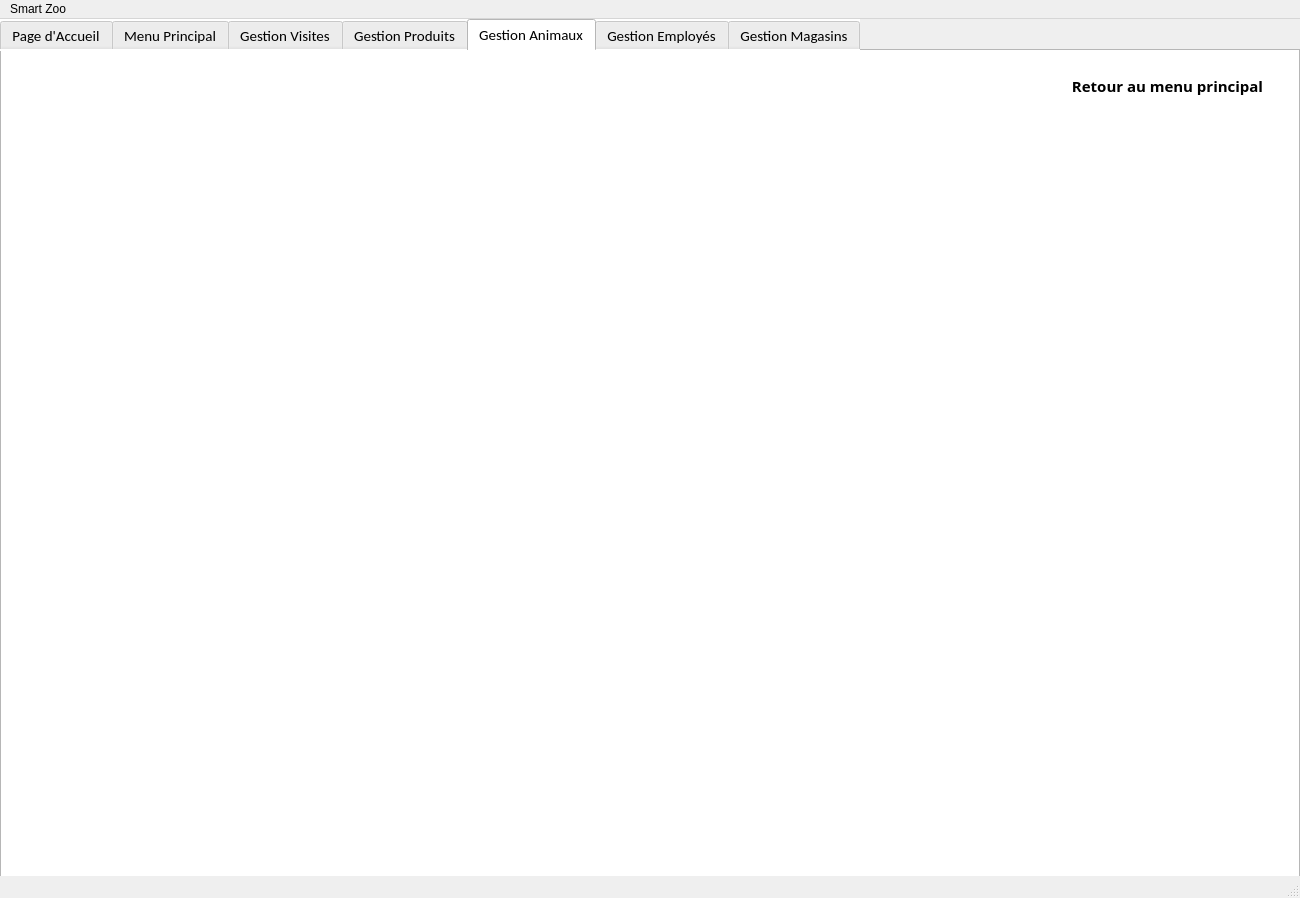
Old version of the form intégration/mainwindow.ui in the repository SarraGha/Smart_Park_2A19.
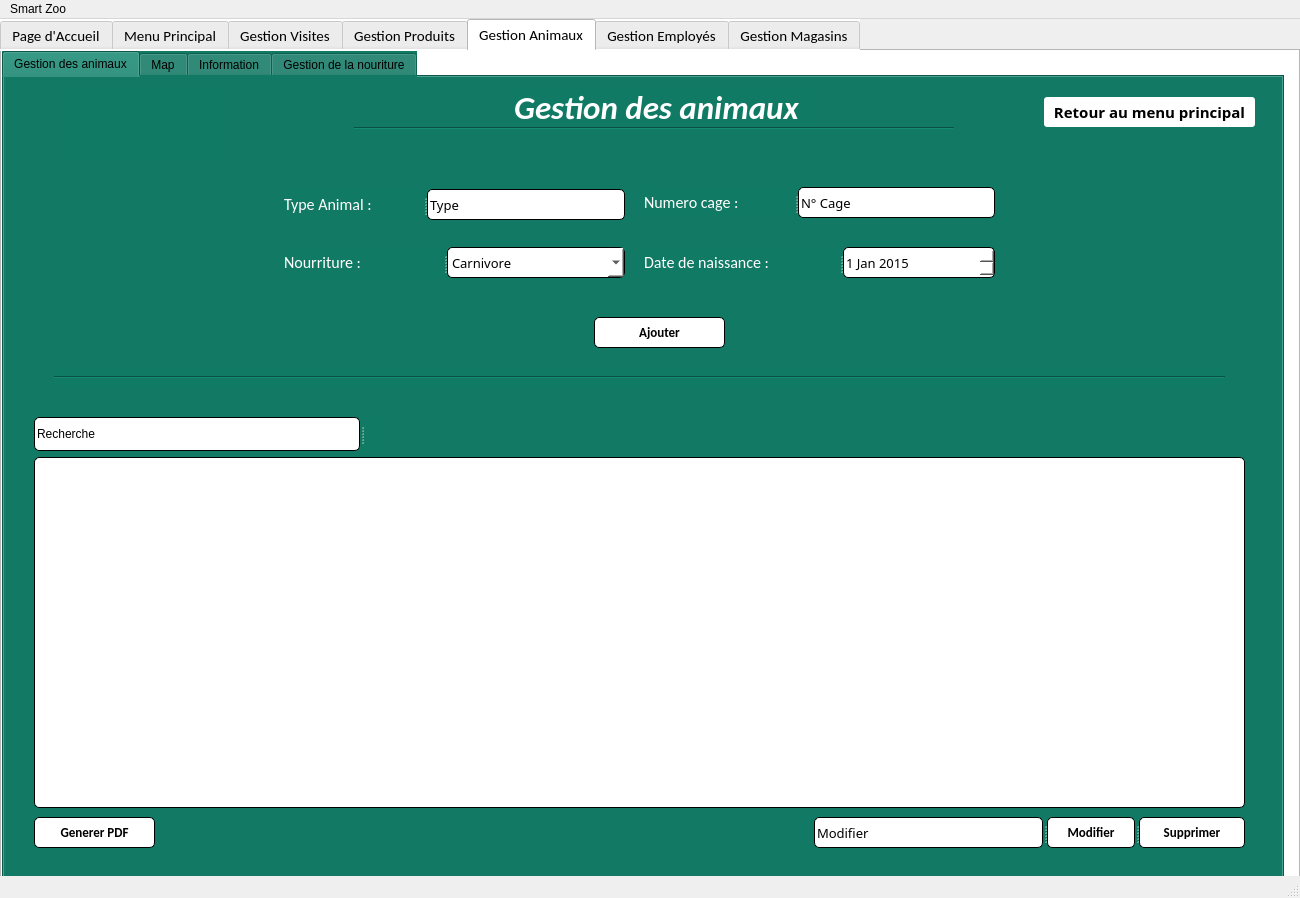
New version of the form. The open tabs and pages were chosen to show the change. Icons and pictures are not drawn.

Commit message: Integration graphique + visite + produit + animaux

Diff of the .ui file:
```diff
--- a/intégration/mainwindow.ui
+++ b/intégration/mainwindow.ui
@@ -2501,43 +2501,972 @@
      <attribute name="title">
       <string>Gestion Animaux</string>
      </attribute>
-     <widget class="QPushButton" name="pushButton_Retour_A">
+     <widget class="QTabWidget" name="tabWidget_2">
       <property name="geometry">
        <rect>
-        <x>1060</x>
-        <y>20</y>
-        <width>211</width>
-        <height>30</height>
+        <x>0</x>
+        <y>0</y>
+        <width>1282</width>
+        <height>839</height>
        </rect>
       </property>
-      <property name="font">
-       <font>
-        <family>Calibri Light</family>
-        <pointsize>11</pointsize>
-        <weight>75</weight>
-        <bold>true</bold>
-       </font>
-      </property>
-      <property name="cursor">
-       <cursorShape>PointingHandCursor</cursorShape>
-      </property>
       <property name="styleSheet">
-       <string notr="true">background-color: rgb(255, 255, 255);
+       <string notr="true">background-color: rgb(17, 122, 101);
+</string>
+      </property>
+      <property name="currentIndex">
+       <number>0</number>
+      </property>
+      <widget class="QWidget" name="tab_animuax">
+       <attribute name="title">
+        <string>Gestion des animaux</string>
+       </attribute>
+       <widget class="QGroupBox" name="groupBox">
+        <property name="geometry">
+         <rect>
+          <x>0</x>
+          <y>-60</y>
+          <width>1282</width>
+          <height>861</height>
+         </rect>
+        </property>
+        <property name="styleSheet">
+         <string notr="true">background-color: rgb(17, 122, 101);
+</string>
+        </property>
+        <property name="title">
+         <string/>
+        </property>
+        <widget class="QPushButton" name="Ajout_Button">
+         <property name="geometry">
+          <rect>
+           <x>590</x>
+           <y>300</y>
+           <width>131</width>
+           <height>31</height>
+          </rect>
+         </property>
+         <property name="font">
+          <font>
+           <family>Calibri</family>
+           <pointsize>10</pointsize>
+           <weight>75</weight>
+           <bold>true</bold>
+          </font>
+         </property>
+         <property name="toolTip">
+          <string>&lt;property name=&quot;icon&quot;&gt;
+          &lt;iconset resource=&quot;ressources.qrc&quot;&gt;
+           &lt;normaloff&gt;:/ressources/pdf.png&lt;/normaloff&gt;:/ressources/pdf.png&lt;/iconset&gt;
+         &lt;/property&gt;</string>
+         </property>
+         <property name="whatsThis">
+          <string>&lt;html&gt;&lt;head/&gt;&lt;body&gt;&lt;p&gt;&lt;img src=&quot;:/ressources/+.png&quot;/&gt;Ajouter&lt;/p&gt;&lt;/body&gt;&lt;/html&gt;</string>
+         </property>
+         <property name="styleSheet">
+          <string notr="true">background-color: rgb(255, 255, 255);
+border: 1px solid black;
+border-radius: 5px;</string>
+         </property>
+         <property name="text">
+          <string>Ajouter</string>
+         </property>
+         <property name="icon">
+          <iconset resource="ressources.qrc">
+           <normaloff>:/ressources/+.png</normaloff>:/ressources/+.png</iconset>
+         </property>
+         <property name="iconSize">
+          <size>
+           <width>20</width>
+           <height>20</height>
+          </size>
+         </property>
+        </widget>
+        <widget class="QLabel" name="label_6">
+         <property name="geometry">
+          <rect>
+           <x>510</x>
+           <y>70</y>
+           <width>301</width>
+           <height>41</height>
+          </rect>
+         </property>
+         <property name="font">
+          <font>
+           <family>Calibri</family>
+           <pointsize>25</pointsize>
+           <weight>75</weight>
+           <italic>true</italic>
+           <bold>true</bold>
+          </font>
+         </property>
+         <property name="styleSheet">
+          <string notr="true">color: rgb(255, 255, 255);</string>
+         </property>
+         <property name="text">
+          <string>Gestion des animaux</string>
+         </property>
+        </widget>
+        <widget class="QSplitter" name="splitter_4">
+         <property name="geometry">
+          <rect>
+           <x>10</x>
+           <y>20</y>
+           <width>1261</width>
+           <height>20</height>
+          </rect>
+         </property>
+         <property name="sizePolicy">
+          <sizepolicy hsizetype="Expanding" vsizetype="Expanding">
+           <horstretch>3</horstretch>
+           <verstretch>0</verstretch>
+          </sizepolicy>
+         </property>
+         <property name="orientation">
+          <enum>Qt::Horizontal</enum>
+         </property>
+        </widget>
+        <widget class="QTableView" name="tab_animaux">
+         <property name="geometry">
+          <rect>
+           <x>30</x>
+           <y>440</y>
+           <width>1211</width>
+           <height>351</height>
+          </rect>
+         </property>
+         <property name="styleSheet">
+          <string notr="true">background-color: rgb(255, 255, 255);
+border: 1px solid black;
+border-radius: 5px;</string>
+         </property>
+        </widget>
+        <widget class="QSplitter" name="splitter_5">
+         <property name="geometry">
+          <rect>
+           <x>810</x>
+           <y>800</y>
+           <width>431</width>
+           <height>31</height>
+          </rect>
+         </property>
+         <property name="orientation">
+          <enum>Qt::Horizontal</enum>
+         </property>
+         <widget class="QLineEdit" name="Modify">
+          <property name="font">
+           <font>
+            <family>Calibri Light</family>
+            <pointsize>10</pointsize>
+           </font>
+          </property>
+          <property name="styleSheet">
+           <string notr="true">background-color: rgb(255, 255, 255);
+border: 1px solid black;
+border-radius: 5px;</string>
+          </property>
+          <property name="text">
+           <string>Modifier</string>
+          </property>
+         </widget>
+         <widget class="QSplitter" name="splitter_6">
+          <property name="orientation">
+           <enum>Qt::Horizontal</enum>
+          </property>
+          <widget class="QPushButton" name="Edit_Button">
+           <property name="font">
+            <font>
+             <family>Calibri</family>
+             <pointsize>10</pointsize>
+             <weight>75</weight>
+             <bold>true</bold>
+            </font>
+           </property>
+           <property name="styleSheet">
+            <string notr="true">background-color: rgb(255, 255, 255);
+border: 1px solid black;
+border-radius: 5px;
+</string>
+           </property>
+           <property name="text">
+            <string>Modifier</string>
+           </property>
+           <property name="icon">
+            <iconset resource="ressources.qrc">
+             <normaloff>:/ressources/mise à jour.png</normaloff>:/ressources/mise à jour.png</iconset>
+           </property>
+           <property name="iconSize">
+            <size>
+             <width>20</width>
+             <height>20</height>
+            </size>
+           </property>
+          </widget>
+          <widget class="QPushButton" name="Del_Button">
+           <property name="font">
+            <font>
+             <family>Calibri</family>
+             <pointsize>10</pointsize>
+             <weight>75</weight>
+             <bold>true</bold>
+            </font>
+           </property>
+           <property name="styleSheet">
+            <string notr="true">background-color: rgb(255, 255, 255);
+border: 1px solid black;
+border-radius: 5px;</string>
+           </property>
+           <property name="text">
+            <string>Supprimer</string>
+           </property>
+           <property name="icon">
+            <iconset resource="ressources.qrc">
+             <normaloff>:/ressources/-.png</normaloff>:/ressources/-.png</iconset>
+           </property>
+           <property name="iconSize">
+            <size>
+             <width>20</width>
+             <height>20</height>
+            </size>
+           </property>
+          </widget>
+         </widget>
+        </widget>
+        <widget class="QPushButton" name="Genpdf">
+         <property name="geometry">
+          <rect>
+           <x>30</x>
+           <y>800</y>
+           <width>121</width>
+           <height>31</height>
+          </rect>
+         </property>
+         <property name="font">
+          <font>
+           <family>Calibri</family>
+           <pointsize>10</pointsize>
+           <weight>75</weight>
+           <bold>true</bold>
+          </font>
+         </property>
+         <property name="styleSheet">
+          <string notr="true">background-color: rgb(255, 255, 255);
+border: 1px solid black;
+border-radius: 5px;
+</string>
+         </property>
+         <property name="text">
+          <string>Generer PDF</string>
+         </property>
+         <property name="icon">
+          <iconset resource="ressources.qrc">
+           <normaloff>:/ressources/pdf.png</normaloff>:/ressources/pdf.png</iconset>
+         </property>
+         <property name="iconSize">
+          <size>
+           <width>30</width>
+           <height>30</height>
+          </size>
+         </property>
+        </widget>
+        <widget class="QPushButton" name="pushButton_Retour_A">
+         <property name="geometry">
+          <rect>
+           <x>1040</x>
+           <y>80</y>
+           <width>211</width>
+           <height>30</height>
+          </rect>
+         </property>
+         <property name="font">
+          <font>
+           <family>Calibri Light</family>
+           <pointsize>11</pointsize>
+           <weight>75</weight>
+           <bold>true</bold>
+          </font>
+         </property>
+         <property name="cursor">
+          <cursorShape>PointingHandCursor</cursorShape>
+         </property>
+         <property name="styleSheet">
+          <string notr="true">background-color: rgb(255, 255, 255);
 border-radius: 3px;
 </string>
-      </property>
-      <property name="text">
-       <string>Retour au menu principal</string>
-      </property>
-      <property name="iconSize">
-       <size>
-        <width>20</width>
-        <height>20</height>
-       </size>
-      </property>
-      <property name="flat">
-       <bool>false</bool>
-      </property>
+         </property>
+         <property name="text">
+          <string>Retour au menu principal</string>
+         </property>
+         <property name="icon">
+          <iconset resource="ressources.qrc">
+           <normaloff>:/ressources/retour.png</normaloff>:/ressources/retour.png</iconset>
+         </property>
+         <property name="iconSize">
+          <size>
+           <width>20</width>
+           <height>20</height>
+          </size>
+         </property>
+         <property name="flat">
+          <bool>false</bool>
+         </property>
+        </widget>
+        <widget class="Line" name="line1_2">
+         <property name="geometry">
+          <rect>
+           <x>350</x>
+           <y>110</y>
+           <width>600</width>
+           <height>3</height>
+          </rect>
+         </property>
+         <property name="orientation">
+          <enum>Qt::Horizontal</enum>
+         </property>
+        </widget>
+        <widget class="QLabel" name="logo_V_2">
+         <property name="geometry">
+          <rect>
+           <x>60</x>
+           <y>70</y>
+           <width>161</width>
+           <height>71</height>
+          </rect>
+         </property>
+         <property name="styleSheet">
+          <string notr="true">
+border-radius: 5px;</string>
+         </property>
+         <property name="text">
+          <string/>
+         </property>
+         <property name="pixmap">
+          <pixmap resource="ressources.qrc">:/ressources/logo_App.png</pixmap>
+         </property>
+        </widget>
+        <widget class="QSplitter" name="splitter_3">
+         <property name="geometry">
+          <rect>
+           <x>280</x>
+           <y>230</y>
+           <width>341</width>
+           <height>31</height>
+          </rect>
+         </property>
+         <property name="orientation">
+          <enum>Qt::Horizontal</enum>
+         </property>
+         <widget class="QLabel" name="label_9">
+          <property name="font">
+           <font>
+            <family>Calibri</family>
+            <pointsize>12</pointsize>
+            <weight>50</weight>
+            <bold>false</bold>
+           </font>
+          </property>
+          <property name="styleSheet">
+           <string notr="true">color: rgb(255, 255, 255);</string>
+          </property>
+          <property name="text">
+           <string>Nourriture :</string>
+          </property>
+         </widget>
+         <widget class="QComboBox" name="Nourriture">
+          <property name="font">
+           <font>
+            <family>Calibri Light</family>
+            <pointsize>10</pointsize>
+           </font>
+          </property>
+          <property name="styleSheet">
+           <string notr="true">background-color: rgb(255, 255, 255);
+border: 1px solid black;
+border-radius: 5px;</string>
+          </property>
+          <item>
+           <property name="text">
+            <string>Carnivore</string>
+           </property>
+          </item>
+          <item>
+           <property name="text">
+            <string>Herbivores</string>
+           </property>
+          </item>
+          <item>
+           <property name="text">
+            <string>Omnivores</string>
+           </property>
+          </item>
+         </widget>
+        </widget>
+        <widget class="QSplitter" name="splitter_10">
+         <property name="geometry">
+          <rect>
+           <x>640</x>
+           <y>170</y>
+           <width>351</width>
+           <height>31</height>
+          </rect>
+         </property>
+         <property name="orientation">
+          <enum>Qt::Horizontal</enum>
+         </property>
+         <widget class="QLabel" name="label_8">
+          <property name="font">
+           <font>
+            <family>Calibri</family>
+            <pointsize>12</pointsize>
+            <weight>50</weight>
+            <bold>false</bold>
+           </font>
+          </property>
+          <property name="styleSheet">
+           <string notr="true">color: rgb(255, 255, 255);</string>
+          </property>
+          <property name="text">
+           <string>Numero cage :</string>
+          </property>
+         </widget>
+         <widget class="QLineEdit" name="NumCage">
+          <property name="font">
+           <font>
+            <family>Calibri Light</family>
+            <pointsize>10</pointsize>
+           </font>
+          </property>
+          <property name="styleSheet">
+           <string notr="true">background-color: rgb(255, 255, 255);
+border: 1px solid black;
+border-radius: 5px;
+</string>
+          </property>
+          <property name="text">
+           <string>N° Cage</string>
+          </property>
+         </widget>
+        </widget>
+        <widget class="QSplitter" name="splitter_2">
+         <property name="geometry">
+          <rect>
+           <x>640</x>
+           <y>230</y>
+           <width>351</width>
+           <height>31</height>
+          </rect>
+         </property>
+         <property name="orientation">
+          <enum>Qt::Horizontal</enum>
+         </property>
+         <widget class="QLabel" name="label_7">
+          <property name="font">
+           <font>
+            <family>Calibri</family>
+            <pointsize>12</pointsize>
+            <weight>50</weight>
+            <bold>false</bold>
+           </font>
+          </property>
+          <property name="styleSheet">
+           <string notr="true">color: rgb(255, 255, 255);</string>
+          </property>
+          <property name="text">
+           <string>Date de naissance :</string>
+          </property>
+         </widget>
+         <widget class="QDateEdit" name="Date">
+          <property name="font">
+           <font>
+            <family>Calibri Light</family>
+            <pointsize>10</pointsize>
+           </font>
+          </property>
+          <property name="styleSheet">
+           <string notr="true">background-color: rgb(255, 255, 255);
+border: 1px solid black;
+border-radius: 5px;
+</string>
+          </property>
+          <property name="dateTime">
+           <datetime>
+            <hour>0</hour>
+            <minute>0</minute>
+            <second>0</second>
+            <year>2015</year>
+            <month>1</month>
+            <day>1</day>
+           </datetime>
+          </property>
+         </widget>
+        </widget>
+        <widget class="QSplitter" name="splitter_11">
+         <property name="geometry">
+          <rect>
+           <x>280</x>
+           <y>172</y>
+           <width>341</width>
+           <height>31</height>
+          </rect>
+         </property>
+         <property name="orientation">
+          <enum>Qt::Horizontal</enum>
+         </property>
+         <widget class="QLabel" name="label_10">
+          <property name="font">
+           <font>
+            <family>Calibri</family>
+            <pointsize>12</pointsize>
+            <weight>50</weight>
+            <bold>false</bold>
+           </font>
+          </property>
+          <property name="styleSheet">
+           <string notr="true">color: rgb(255, 255, 255);</string>
+          </property>
+          <property name="text">
+           <string>Type Animal :</string>
+          </property>
+         </widget>
+         <widget class="QLineEdit" name="TypeAnimal">
+          <property name="font">
+           <font>
+            <family>Calibri Light</family>
+            <pointsize>10</pointsize>
+           </font>
+          </property>
+          <property name="styleSheet">
+           <string notr="true">background-color: rgb(255, 255, 255);
+border: 1px solid black;
+border-radius: 5px;
+</string>
+          </property>
+          <property name="text">
+           <string>Type</string>
+          </property>
+         </widget>
+        </widget>
+        <widget class="Line" name="line_2_V_2">
+         <property name="geometry">
+          <rect>
+           <x>50</x>
+           <y>350</y>
+           <width>1171</width>
+           <height>20</height>
+          </rect>
+         </property>
+         <property name="orientation">
+          <enum>Qt::Horizontal</enum>
+         </property>
+        </widget>
+        <widget class="QSplitter" name="splitter_12">
+         <property name="geometry">
+          <rect>
+           <x>30</x>
+           <y>400</y>
+           <width>351</width>
+           <height>34</height>
+          </rect>
+         </property>
+         <property name="orientation">
+          <enum>Qt::Horizontal</enum>
+         </property>
+         <widget class="QLineEdit" name="Rech">
+          <property name="styleSheet">
+           <string notr="true">background-color: rgb(255, 255, 255);
+border: 1px solid black;
+border-radius: 5px;</string>
+          </property>
+          <property name="text">
+           <string>Recherche</string>
+          </property>
+         </widget>
+         <widget class="QLabel" name="label_3">
+          <property name="styleSheet">
+           <string notr="true">background-color: rgba(240, 240, 240, 0);</string>
+          </property>
+          <property name="text">
+           <string/>
+          </property>
+          <property name="pixmap">
+           <pixmap resource="ressources.qrc">:/ressources/recherchePetit.png</pixmap>
+          </property>
+         </widget>
+        </widget>
+        <zorder>Rech</zorder>
+        <zorder>label_6</zorder>
+        <zorder>layoutWidget_5</zorder>
+        <zorder>layoutWidget_6</zorder>
+        <zorder>layoutWidget_7</zorder>
+        <zorder>layoutWidget_8</zorder>
+        <zorder>splitter_4</zorder>
+        <zorder>tab_animaux</zorder>
+        <zorder>splitter_5</zorder>
+        <zorder>Genpdf</zorder>
+        <zorder>pushButton_Retour_A</zorder>
+        <zorder>line1_2</zorder>
+        <zorder>logo_V_2</zorder>
+        <zorder>label_3</zorder>
+        <zorder>splitter_3</zorder>
+        <zorder>splitter_10</zorder>
+        <zorder>splitter_2</zorder>
+        <zorder>splitter_11</zorder>
+        <zorder>Ajout_Button</zorder>
+        <zorder>line_2_V_2</zorder>
+       </widget>
+      </widget>
+      <widget class="QWidget" name="tab_map">
+       <attribute name="title">
+        <string>Map</string>
+       </attribute>
+       <widget class="QGraphicsView" name="Map">
+        <property name="geometry">
+         <rect>
+          <x>20</x>
+          <y>60</y>
+          <width>1241</width>
+          <height>731</height>
+         </rect>
+        </property>
+        <property name="styleSheet">
+         <string notr="true">border: 1px solid black;
+border-radius: 5px;</string>
+        </property>
+       </widget>
+       <widget class="QSplitter" name="splitter_7">
+        <property name="geometry">
+         <rect>
+          <x>50</x>
+          <y>19</y>
+          <width>361</width>
+          <height>31</height>
+         </rect>
+        </property>
+        <property name="orientation">
+         <enum>Qt::Horizontal</enum>
+        </property>
+        <widget class="QLabel" name="label_11">
+         <property name="font">
+          <font>
+           <family>Calibri</family>
+           <pointsize>16</pointsize>
+           <weight>75</weight>
+           <bold>true</bold>
+          </font>
+         </property>
+         <property name="styleSheet">
+          <string notr="true">color: rgb(255, 255, 255);</string>
+         </property>
+         <property name="text">
+          <string>Num° Cage :</string>
+         </property>
+        </widget>
+        <widget class="QLineEdit" name="numCage">
+         <property name="styleSheet">
+          <string notr="true">background-color: rgb(255, 255, 255);
+border: 1px solid black;
+border-radius: 5px;</string>
+         </property>
+        </widget>
+       </widget>
+       <widget class="QPushButton" name="RechCage">
+        <property name="geometry">
+         <rect>
+          <x>420</x>
+          <y>20</y>
+          <width>121</width>
+          <height>31</height>
+         </rect>
+        </property>
+        <property name="font">
+         <font>
+          <family>Calibri</family>
+          <pointsize>10</pointsize>
+          <weight>75</weight>
+          <bold>true</bold>
+         </font>
+        </property>
+        <property name="styleSheet">
+         <string notr="true">background-color: rgb(255, 255, 255);
+border: 1px solid black;
+border-radius: 5px;</string>
+        </property>
+        <property name="text">
+         <string>Rechercher</string>
+        </property>
+        <property name="icon">
+         <iconset resource="ressources.qrc">
+          <normaloff>:/ressources/recherchePetit.png</normaloff>:/ressources/recherchePetit.png</iconset>
+        </property>
+        <property name="iconSize">
+         <size>
+          <width>20</width>
+          <height>20</height>
+         </size>
+        </property>
+       </widget>
+       <widget class="QLabel" name="logo_V_5">
+        <property name="geometry">
+         <rect>
+          <x>30</x>
+          <y>70</y>
+          <width>151</width>
+          <height>61</height>
+         </rect>
+        </property>
+        <property name="styleSheet">
+         <string notr="true"/>
+        </property>
+        <property name="text">
+         <string/>
+        </property>
+        <property name="pixmap">
+         <pixmap resource="ressources.qrc">:/ressources/logo_App.png</pixmap>
+        </property>
+       </widget>
+      </widget>
+      <widget class="QWidget" name="tab_4">
+       <attribute name="title">
+        <string>Information</string>
+       </attribute>
+       <widget class="QListWidget" name="infoList">
+        <property name="geometry">
+         <rect>
+          <x>20</x>
+          <y>160</y>
+          <width>1261</width>
+          <height>631</height>
+         </rect>
+        </property>
+        <property name="styleSheet">
+         <string notr="true">background-color: rgb(255, 255, 255);
+border: 1px solid black;
+border-radius: 5px;</string>
+        </property>
+       </widget>
+       <widget class="Line" name="line1_3">
+        <property name="geometry">
+         <rect>
+          <x>320</x>
+          <y>110</y>
+          <width>600</width>
+          <height>3</height>
+         </rect>
+        </property>
+        <property name="orientation">
+         <enum>Qt::Horizontal</enum>
+        </property>
+       </widget>
+       <widget class="QLabel" name="logo_V_3">
+        <property name="geometry">
+         <rect>
+          <x>40</x>
+          <y>10</y>
+          <width>161</width>
+          <height>71</height>
+         </rect>
+        </property>
+        <property name="styleSheet">
+         <string notr="true">
+border-radius: 5px;</string>
+        </property>
+        <property name="text">
+         <string/>
+        </property>
+        <property name="pixmap">
+         <pixmap resource="ressources.qrc">:/ressources/logo_App.png</pixmap>
+        </property>
+       </widget>
+       <widget class="QSplitter" name="splitter_13">
+        <property name="geometry">
+         <rect>
+          <x>420</x>
+          <y>60</y>
+          <width>401</width>
+          <height>34</height>
+         </rect>
+        </property>
+        <property name="orientation">
+         <enum>Qt::Horizontal</enum>
+        </property>
+        <widget class="QSplitter" name="splitter">
+         <property name="orientation">
+          <enum>Qt::Horizontal</enum>
+         </property>
+         <widget class="QLabel" name="label_2">
+          <property name="font">
+           <font>
+            <family>Calibri</family>
+            <pointsize>16</pointsize>
+            <weight>75</weight>
+            <bold>true</bold>
+           </font>
+          </property>
+          <property name="styleSheet">
+           <string notr="true">color: rgb(255, 255, 255);</string>
+          </property>
+          <property name="text">
+           <string>Animal :</string>
+          </property>
+         </widget>
+         <widget class="QLineEdit" name="infoSerarch">
+          <property name="styleSheet">
+           <string notr="true">background-color: rgb(255, 255, 255);
+border: 1px solid black;
+border-radius: 5px;</string>
+          </property>
+         </widget>
+        </widget>
+        <widget class="QLabel" name="label_4">
+         <property name="styleSheet">
+          <string notr="true">background-color: rgba(240, 240, 240, 0);</string>
+         </property>
+         <property name="text">
+          <string/>
+         </property>
+         <property name="pixmap">
+          <pixmap resource="ressources.qrc">:/ressources/recherchePetit.png</pixmap>
+         </property>
+        </widget>
+       </widget>
+      </widget>
+      <widget class="QWidget" name="tab_5">
+       <attribute name="title">
+        <string>Gestion de la nouriture</string>
+       </attribute>
+       <widget class="QTableView" name="Tab_repas">
+        <property name="geometry">
+         <rect>
+          <x>40</x>
+          <y>110</y>
+          <width>1221</width>
+          <height>681</height>
+         </rect>
+        </property>
+        <property name="styleSheet">
+         <string notr="true">background-color: rgb(255, 255, 255);
+border: 1px solid black;
+border-radius: 5px;</string>
+        </property>
+       </widget>
+       <widget class="QSplitter" name="splitter_9">
+        <property name="geometry">
+         <rect>
+          <x>200</x>
+          <y>40</y>
+          <width>801</width>
+          <height>31</height>
+         </rect>
+        </property>
+        <property name="orientation">
+         <enum>Qt::Horizontal</enum>
+        </property>
+        <widget class="QSplitter" name="splitter_8">
+         <property name="orientation">
+          <enum>Qt::Horizontal</enum>
+         </property>
+         <widget class="QLabel" name="label_12">
+          <property name="font">
+           <font>
+            <family>Calibri</family>
+            <pointsize>14</pointsize>
+            <weight>75</weight>
+            <bold>true</bold>
+           </font>
+          </property>
+          <property name="styleSheet">
+           <string notr="true">color: rgb(255, 255, 255);</string>
+          </property>
+          <property name="text">
+           <string>ID de l'animal :</string>
+          </property>
+         </widget>
+         <widget class="QLineEdit" name="lineEdit_id_A">
+          <property name="styleSheet">
+           <string notr="true">background-color: rgb(255, 255, 255);
+border: 1px solid black;
+border-radius: 5px;</string>
+          </property>
+         </widget>
+        </widget>
+        <widget class="QPushButton" name="AjouterRepas">
+         <property name="font">
+          <font>
+           <family>Calibri</family>
+           <pointsize>10</pointsize>
+           <weight>75</weight>
+           <bold>true</bold>
+          </font>
+         </property>
+         <property name="styleSheet">
+          <string notr="true">background-color: rgb(255, 255, 255);
+border: 1px solid black;
+border-radius: 5px;</string>
+         </property>
+         <property name="text">
+          <string>Ajouter repas</string>
+         </property>
+         <property name="icon">
+          <iconset resource="ressources.qrc">
+           <normaloff>:/ressources/+.png</normaloff>:/ressources/+.png</iconset>
+         </property>
+         <property name="iconSize">
+          <size>
+           <width>20</width>
+           <height>20</height>
+          </size>
+         </property>
+        </widget>
+        <widget class="QPushButton" name="SuppRepas">
+         <property name="font">
+          <font>
+           <family>Calibri</family>
+           <pointsize>10</pointsize>
+           <weight>75</weight>
+           <bold>true</bold>
+          </font>
+         </property>
+         <property name="styleSheet">
+          <string notr="true">background-color: rgb(255, 255, 255);
+border: 1px solid black;
+border-radius: 5px;</string>
+         </property>
+         <property name="text">
+          <string>Supprimer repas</string>
+         </property>
+         <property name="icon">
+          <iconset resource="ressources.qrc">
+           <normaloff>:/ressources/-.png</normaloff>:/ressources/-.png</iconset>
+         </property>
+         <property name="iconSize">
+          <size>
+           <width>20</width>
+           <height>20</height>
+          </size>
+         </property>
+        </widget>
+       </widget>
+       <widget class="QLabel" name="logo_V_4">
+        <property name="geometry">
+         <rect>
+          <x>20</x>
+          <y>0</y>
+          <width>161</width>
+          <height>71</height>
+         </rect>
+        </property>
+        <property name="styleSheet">
+         <string notr="true">
+border-radius: 5px;</string>
+        </property>
+        <property name="text">
+         <string/>
+        </property>
+        <property name="pixmap">
+         <pixmap resource="ressources.qrc">:/ressources/logo_App.png</pixmap>
+        </property>
+       </widget>
+      </widget>
      </widget>
     </widget>
     <widget class="QWidget" name="tab">
```
Left out of the diff: 8 changed lines with no effect on the pictures. The commit also changes 28 other files.
